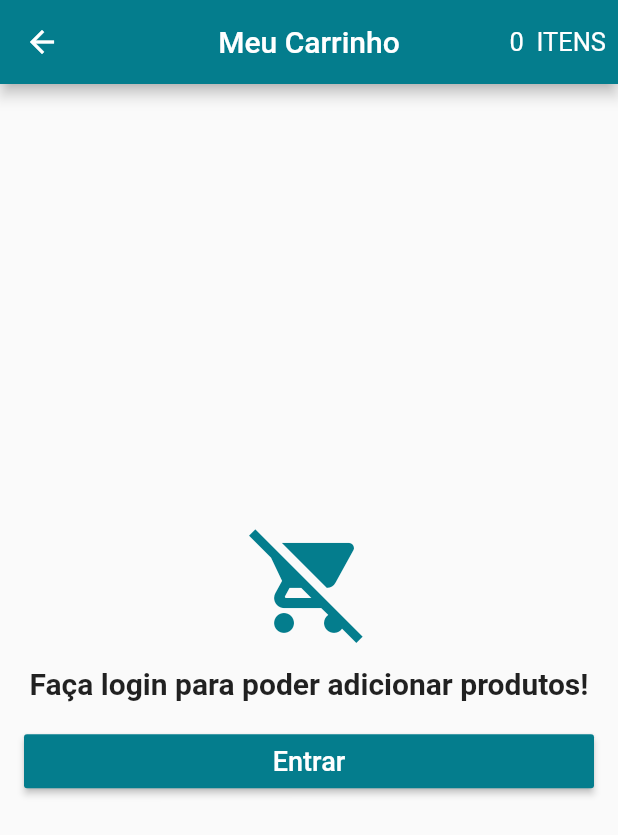
After one commit to Maher-1994/my_market_flutter, a Flutter app: the CartScreen screen opened directly, on a phone screen of 412 x 824 dp. The commit adds this screen. Shown: the top 835 px of the screen. Run offline on Flutter 3.47's test engine with Material 2 defaults, Android fonts, the phone set to English and light mode, and no system bars; our stand-ins replace carousel_pro, cloud_firestore, firebase_auth, transparent_image; accounts and stored records are empty.

Commit message:
changes in struct

```diff
--- /dev/null
+++ b/lib/datas/cart_product.dart
@@ -0,0 +1,37 @@
+import 'package:cloud_firestore/cloud_firestore.dart';
+import 'package:my_market/datas/product_data.dart';
+
+class CartProduct {
+  String cid;
+  String category;
+  String pid;
+
+  int quantity;
+
+  String weight;
+
+  ProductData productData;
+
+  CartProduct();
+
+  CartProduct.fromDocument(DocumentSnapshot document) {
+    cid = document.documentID;
+    category = document.data["category"];
+    pid = document.data["pid"];
+    quantity = document.data["quantity"];
+    weight = document.data["weight"];
+  }
+
+  Map<String, dynamic> toMap(){
+    return {
+      "category": category,
+      "pid": pid,
+      "quantity": quantity,
+      "weight": weight,
+      //"product": productData.toResumedMap()
+
+    };
+  }
+
+
+}
--- /dev/null
+++ b/lib/models/cart_model.dart
@@ -0,0 +1,48 @@
+import 'package:cloud_firestore/cloud_firestore.dart';
+import 'package:flutter/material.dart';
+import 'package:my_market/datas/cart_product.dart';
+import 'package:my_market/models/user_model.dart';
+import 'package:scoped_model/scoped_model.dart';
+
+class CartModel extends Model {
+
+  UserModel user;
+  bool isLoading = false;
+
+  List<CartProduct> products = [];
+
+  CartModel(this.user);
+
+  static CartModel of(BuildContext context) =>
+    ScopedModel.of<CartModel>(context);
+
+  void addCartItem(CartProduct cartProduct) {
+
+    products.add(cartProduct);
+
+    //adicionando o carrinho no firebase do documento do usuario
+    // cria uma nova coleção para o usuario
+    Firestore.instance.collection("users").document(user.firebaseUser.uid)
+      .collection("cart")
+      .add(cartProduct.toMap())
+      .then((doc){
+        cartProduct.cid = doc.documentID;
+      });
+
+    notifyListeners();
+
+  }
+
+  void removeCartItem(CartProduct cartProduct) {
+    Firestore.instance.collection("users").document(user.firebaseUser.uid)
+      .collection("cart")
+      .document(cartProduct.cid)
+      .delete();
+
+      products.remove(cartProduct);
+
+      notifyListeners();
+
+  }
+
+}
--- /dev/null
+++ b/lib/screens/cart_screen.dart
@@ -0,0 +1,102 @@
+import 'package:flutter/material.dart';
+import 'package:my_market/models/cart_model.dart';
+import 'package:my_market/models/user_model.dart';
+import 'package:my_market/screens/login_screen.dart';
+import 'package:my_market/tiles/cart_tile.dart';
+import 'package:scoped_model/scoped_model.dart';
+
+class CartScreen extends StatelessWidget {
+  @override
+  Widget build(BuildContext context) {
+    return Scaffold(
+      appBar: AppBar(
+        title: Text("Meu Carrinho"),
+        centerTitle: true,
+        actions: <Widget>[
+          Container(
+            alignment: Alignment.center,
+            padding: EdgeInsets.only(right: 8.0),
+            child: ScopedModelDescendant<CartModel>(
+              builder: (context, child, model){
+                int p = model.products.length;
+                return Text(
+                  "${p ?? 0 } ${p==1 ? " ITEM" : " ITENS"}",
+                  style: TextStyle(fontSize: 17.0),
+                );
+              },
+            ),
+          ),
+        ],
+      ),
+      body: ScopedModelDescendant<CartModel>(
+        builder: (context, child, model){
+          if(model.isLoading && UserModel.of(context).isLoggedIn()){
+            return Center(child: CircularProgressIndicator());
+          } else if(!UserModel.of(context).isLoggedIn()){
+            return Container(
+              padding: EdgeInsets.all(16.0),
+              child: Column(
+                crossAxisAlignment: CrossAxisAlignment.stretch,
+                mainAxisAlignment: MainAxisAlignment.center,
+                children: <Widget>[
+
+                  Icon(Icons.remove_shopping_cart, size: 80.0, color: Theme.of(context).primaryColor),
+
+                  SizedBox(height: 16.0,),
+
+                  Text("Faça login para poder adicionar produtos!",
+                    style: TextStyle(
+                      fontSize: 20.0,
+                      fontWeight: FontWeight.bold,
+                    ),
+                    textAlign: TextAlign.center,
+                  ),
+
+                  SizedBox(height: 16.0,),
+
+                  RaisedButton(
+                    child: Text("Entrar",
+                      style: TextStyle(fontSize: 18.0)
+                    ),
+                    textColor: Colors.white,
+                    color: Theme.of(context).primaryColor,
+                    onPressed: (){
+                      Navigator.of(context).push(
+                        MaterialPageRoute(
+                          builder: (context)=>LoginScreen()
+                        )
+                      );
+                    },
+                  ),
+                ],
+              ),
+            );
+          } else if(model.products == null || model.products.length == 0){
+            return Center(
+              child: Text("Nenhum produto no carrinho!",
+                style: TextStyle(fontSize: 20.0, fontWeight: FontWeight.bold),
+                textAlign: TextAlign.center,
+              )
+            );
+          } else {
+            print("aqui");
+            return ListView(
+              children: <Widget>[
+                Column(
+                  children: model.products.map(
+                    (product){
+                      print("aqui2");
+                      CartTile(product);
+
+                      print("aqui3");
+                    }
+                  ).toList()
+                )
+              ],
+            );
+          }
+        }
+      ),
+    );
+  }
+}
--- a/lib/screens/home_screen.dart
+++ b/lib/screens/home_screen.dart
@@ -1,6 +1,7 @@
 import 'package:flutter/material.dart';
 import 'package:my_market/tabs/home_tab.dart';
 import 'package:my_market/tabs/products_tab.dart';
+import 'package:my_market/widgets/cart_button.dart';
 import 'package:my_market/widgets/custom_drawer.dart';
 
 class HomeScreen extends StatelessWidget {
@@ -15,6 +16,7 @@ class HomeScreen extends StatelessWidget {
         Scaffold(
           body: HomeTab(),
           drawer: CustomDrawer(_pageController),
+          floatingActionButton: CartButton(),
         ),
         Scaffold(
           appBar: AppBar(
@@ -24,6 +26,7 @@ class HomeScreen extends StatelessWidget {
           ),
           body: ProductsTab(),
           drawer: CustomDrawer(_pageController),
+          floatingActionButton: CartButton(),
         ),
 
       ],
--- a/pubspec.yaml
+++ b/pubspec.yaml
@@ -31,6 +31,7 @@ dependencies:
   path_provider: ^0.5.0+1
   firebase_auth: ^0.7.0
   url_launcher: ^5.0.1
+
 
 
 dev_dependencies:
```
Also changed, not shown: lib/datas/product_data.dart (+9 -0 lines), lib/main.dart (+8 -0 lines), lib/models/user_model.dart (+54 -5 lines), lib/screens/category_screen.dart (+10 -3 lines), lib/screens/login_screen.dart (+56 -7 lines), lib/screens/product_screen.dart (+22 -2 lines), lib/screens/signup_screen.dart (+27 -8 lines), lib/tiles/cart_tile.dart (added, +126 -0 lines), lib/widgets/cart_button.dart (added, +15 -0 lines), lib/widgets/custom_drawer.dart (+12 -3 lines).
